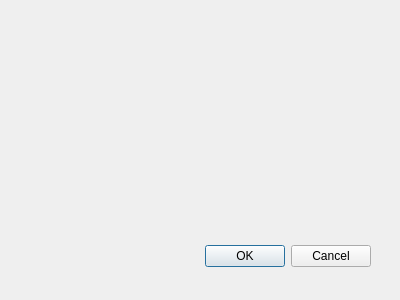
First picture: the form in sensor_data_viewer/sensor_data_viewer_dialog_base.ui, repository vitrum-connect/5gla-qgis, before the edit.
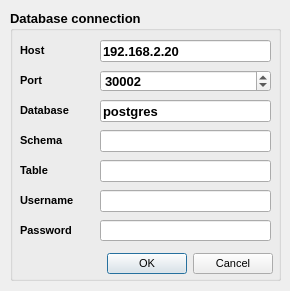
Second picture: the form after the edit. Custom widgets are drawn as their Qt base class.

Commit message: Added a simple dialog which asks the user for database information,added code to add Vector Layer from PostGis

```diff
--- a/sensor_data_viewer/sensor_data_viewer_dialog_base.ui
+++ b/sensor_data_viewer/sensor_data_viewer_dialog_base.ui
@@ -1,34 +1,290 @@
 <ui version="4.0" >
  <class>SensorDataViewerDialogBase</class>
- <widget class="QDialog" name="SensorDataViewerDialogBase" >
-  <property name="geometry" >
+ <widget class="QDialog" name="SensorDataViewerDialogBase">
+  <property name="geometry">
    <rect>
     <x>0</x>
     <y>0</y>
-    <width>400</width>
-    <height>300</height>
+    <width>290</width>
+    <height>291</height>
    </rect>
   </property>
   <property name="windowTitle" >
    <string>5gLa sensor data viewer</string>
   </property>
-  <widget class="QDialogButtonBox" name="button_box" >
-   <property name="geometry" >
+  <widget class="QGroupBox" name="groupBox">
+   <property name="geometry">
     <rect>
-     <x>30</x>
-     <y>240</y>
-     <width>341</width>
-     <height>32</height>
+     <x>10</x>
+     <y>10</y>
+     <width>271</width>
+     <height>271</height>
     </rect>
    </property>
-   <property name="orientation" >
-    <enum>Qt::Horizontal</enum>
+   <property name="font">
+    <font>
+     <pointsize>10</pointsize>
+     <weight>75</weight>
+     <bold>true</bold>
+    </font>
    </property>
-   <property name="standardButtons" >
-    <set>QDialogButtonBox::Cancel|QDialogButtonBox::Ok</set>
+   <property name="title">
+    <string>Database connection</string>
    </property>
+   <widget class="QLabel" name="label">
+    <property name="geometry">
+     <rect>
+      <x>10</x>
+      <y>30</y>
+      <width>55</width>
+      <height>21</height>
+     </rect>
+    </property>
+    <property name="font">
+     <font>
+      <pointsize>8</pointsize>
+      <weight>75</weight>
+      <bold>true</bold>
+     </font>
+    </property>
+    <property name="text">
+     <string>Host</string>
+    </property>
+   </widget>
+   <widget class="QLabel" name="label_2">
+    <property name="geometry">
+     <rect>
+      <x>10</x>
+      <y>180</y>
+      <width>71</width>
+      <height>21</height>
+     </rect>
+    </property>
+    <property name="font">
+     <font>
+      <pointsize>8</pointsize>
+      <weight>75</weight>
+      <bold>true</bold>
+     </font>
+    </property>
+    <property name="text">
+     <string>Username</string>
+    </property>
+   </widget>
+   <widget class="QLabel" name="label_3">
+    <property name="geometry">
+     <rect>
+      <x>10</x>
+      <y>210</y>
+      <width>71</width>
+      <height>21</height>
+     </rect>
+    </property>
+    <property name="font">
+     <font>
+      <pointsize>8</pointsize>
+      <weight>75</weight>
+      <bold>true</bold>
+     </font>
+    </property>
+    <property name="text">
+     <string>Password</string>
+    </property>
+   </widget>
+   <widget class="QgsPasswordLineEdit" name="textBoxPassword">
+    <property name="geometry">
+     <rect>
+      <x>90</x>
+      <y>210</y>
+      <width>171</width>
+      <height>21</height>
+     </rect>
+    </property>
+   </widget>
+   <widget class="QLineEdit" name="textBoxHost">
+    <property name="geometry">
+     <rect>
+      <x>90</x>
+      <y>30</y>
+      <width>171</width>
+      <height>22</height>
+     </rect>
+    </property>
+    <property name="text">
+     <string>192.168.2.20</string>
+    </property>
+   </widget>
+   <widget class="QLineEdit" name="textBoxUsername">
+    <property name="geometry">
+     <rect>
+      <x>90</x>
+      <y>180</y>
+      <width>171</width>
+      <height>22</height>
+     </rect>
+    </property>
+   </widget>
+   <widget class="QLabel" name="label_4">
+    <property name="geometry">
+     <rect>
+      <x>10</x>
+      <y>60</y>
+      <width>55</width>
+      <height>21</height>
+     </rect>
+    </property>
+    <property name="font">
+     <font>
+      <pointsize>8</pointsize>
+      <weight>75</weight>
+      <bold>true</bold>
+     </font>
+    </property>
+    <property name="text">
+     <string>Port</string>
+    </property>
+   </widget>
+   <widget class="QLabel" name="label_5">
+    <property name="geometry">
+     <rect>
+      <x>10</x>
+      <y>90</y>
+      <width>71</width>
+      <height>21</height>
+     </rect>
+    </property>
+    <property name="font">
+     <font>
+      <pointsize>8</pointsize>
+      <weight>75</weight>
+      <bold>true</bold>
+     </font>
+    </property>
+    <property name="text">
+     <string>Database</string>
+    </property>
+   </widget>
+   <widget class="QLineEdit" name="textBoxDatabase">
+    <property name="geometry">
+     <rect>
+      <x>90</x>
+      <y>90</y>
+      <width>171</width>
+      <height>22</height>
+     </rect>
+    </property>
+    <property name="text">
+     <string>postgres</string>
+    </property>
+   </widget>
+   <widget class="QLineEdit" name="textBoxSchema">
+    <property name="geometry">
+     <rect>
+      <x>90</x>
+      <y>120</y>
+      <width>171</width>
+      <height>22</height>
+     </rect>
+    </property>
+   </widget>
+   <widget class="QLabel" name="label_6">
+    <property name="geometry">
+     <rect>
+      <x>10</x>
+      <y>120</y>
+      <width>71</width>
+      <height>21</height>
+     </rect>
+    </property>
+    <property name="font">
+     <font>
+      <pointsize>8</pointsize>
+      <weight>75</weight>
+      <bold>true</bold>
+     </font>
+    </property>
+    <property name="text">
+     <string>Schema</string>
+    </property>
+   </widget>
+   <widget class="QSpinBox" name="spbPort">
+    <property name="geometry">
+     <rect>
+      <x>90</x>
+      <y>60</y>
+      <width>171</width>
+      <height>22</height>
+     </rect>
+    </property>
+    <property name="maximum">
+     <number>100000</number>
+    </property>
+    <property name="stepType">
+     <enum>QAbstractSpinBox::DefaultStepType</enum>
+    </property>
+    <property name="value">
+     <number>30002</number>
+    </property>
+   </widget>
+   <widget class="QLabel" name="label_7">
+    <property name="geometry">
+     <rect>
+      <x>10</x>
+      <y>150</y>
+      <width>71</width>
+      <height>21</height>
+     </rect>
+    </property>
+    <property name="font">
+     <font>
+      <pointsize>8</pointsize>
+      <weight>75</weight>
+      <bold>true</bold>
+     </font>
+    </property>
+    <property name="text">
+     <string>Table</string>
+    </property>
+   </widget>
+   <widget class="QLineEdit" name="textBoxTable">
+    <property name="geometry">
+     <rect>
+      <x>90</x>
+      <y>150</y>
+      <width>171</width>
+      <height>22</height>
+     </rect>
+    </property>
+   </widget>
+   <widget class="QDialogButtonBox" name="buttonBox">
+    <property name="geometry">
+     <rect>
+      <x>12</x>
+      <y>240</y>
+      <width>251</width>
+      <height>28</height>
+     </rect>
+    </property>
+    <property name="font">
+     <font>
+      <pointsize>8</pointsize>
+      <weight>50</weight>
+      <bold>false</bold>
+     </font>
+    </property>
+    <property name="standardButtons">
+     <set>QDialogButtonBox::Cancel|QDialogButtonBox::Ok</set>
+    </property>
+   </widget>
   </widget>
  </widget>
+ <customwidgets>
+  <customwidget>
+   <class>QgsPasswordLineEdit</class>
+   <extends>QLineEdit</extends>
+   <header>qgspasswordlineedit.h</header>
+  </customwidget>
+ </customwidgets>
  <resources/>
  <connections>
   <connection>
```
Left out of the diff: 33 changed lines with no effect on the pictures. The commit also changes 2 other files.
